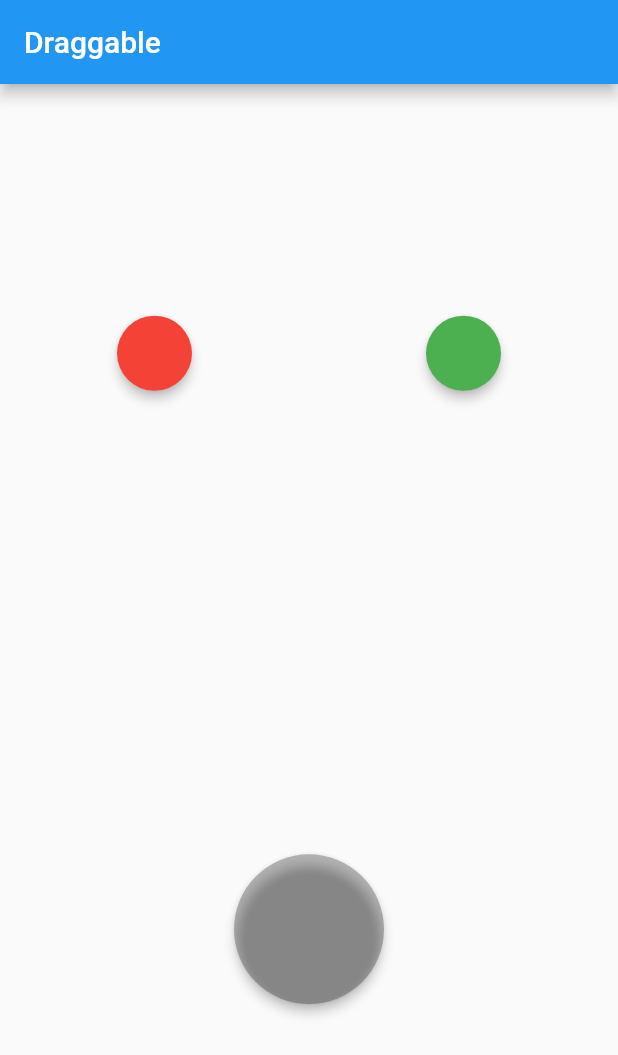
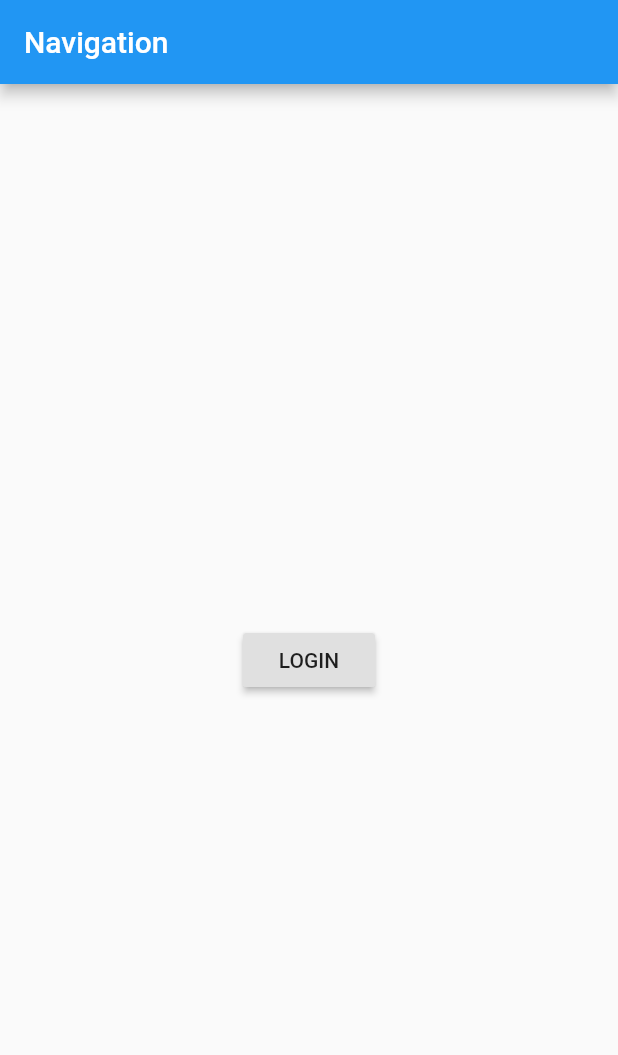
Before and after one commit to lewisccx/flutter_fundamental, a Flutter app: the screen it shows after launch, on a phone screen of 412 x 824 dp. Shown: the top 1055 px of the screen. Run offline on Flutter 3.47's test engine with Material 2 defaults, Android fonts, the light colour scheme and no system bars.

Commit message:
added navigation

```diff
--- /dev/null
+++ b/lib/detail.dart
@@ -0,0 +1,15 @@
+import 'package:flutter/material.dart';
+
+class DetailPage extends StatelessWidget {
+  @override
+  Widget build(BuildContext context) {
+    return Scaffold(
+      appBar: AppBar(title: Text("Detail Page"),),
+      body: Center(
+        child: RaisedButton(child: Text("BACK TO HOME PAGE"), onPressed: () {
+          Navigator.pop(context);
+        }),
+      ),
+    );
+  }
+}
--- /dev/null
+++ b/lib/home.dart
@@ -0,0 +1,22 @@
+import 'package:flutter/material.dart';
+import 'package:flutter_fundamental/detail.dart';
+
+class HomePage extends StatelessWidget {
+  @override
+  Widget build(BuildContext context) {
+    return Scaffold(
+      appBar: AppBar(
+        title: Text("Main Page"),
+      ),
+      body: Center(
+        child: RaisedButton(
+            child: Text("GO TO SECOND PAGE"),
+            onPressed: () {
+              Navigator.push(context, MaterialPageRoute(builder: (context) {
+                return DetailPage();
+              }));
+            }),
+      ),
+    );
+  }
+}
--- /dev/null
+++ b/lib/login.dart
@@ -0,0 +1,17 @@
+import 'package:flutter/material.dart';
+import 'package:flutter_fundamental/home.dart';
+
+class LoginPage extends StatelessWidget {
+  @override
+  Widget build(BuildContext context) {
+    return Scaffold(
+      body: Center(
+        child: RaisedButton(child: Text("LOGIN"), onPressed: () {
+          Navigator.pushReplacement(context, MaterialPageRoute(builder: (context){
+                return HomePage();
+          }));
+        }),
+      ),
+    );
+  }
+}
--- a/lib/main.dart
+++ b/lib/main.dart
@@ -1,4 +1,5 @@
 import 'package:flutter/material.dart';
+import 'package:flutter_fundamental/login.dart';
 
 void main() {
   runApp(MyApp());
@@ -10,113 +11,16 @@ class MyApp extends StatefulWidget {
 }
 
 class _MyAppState extends State<MyApp> {
-  Color color1 = Colors.red;
-  Color color2 = Colors.green;
-  Color targetColor = Colors.brown;
-  bool isAccepted = false;
+
 
   @override
   Widget build(BuildContext context) {
     return MaterialApp(
         home: Scaffold(
       appBar: AppBar(
-        title: Text("Draggable"),
+        title: Text("Navigation"),
       ),
-      body: Column(
-        mainAxisAlignment: MainAxisAlignment.spaceAround,
-        children: [
-          Row(mainAxisAlignment: MainAxisAlignment.spaceAround, children: [
-            Draggable<Color>(
-              data: color1,
-              child: SizedBox(
-                width: 50,
-                height: 50,
-                child: Material(
-                  color: color1,
-                  shape: StadiumBorder(),
-                  elevation: 3,
-                ),
-              ),
-              childWhenDragging: SizedBox(
-                width: 50,
-                height: 50,
-                child: Material(
-                  color: Colors.grey,
-                  shape: StadiumBorder(),
-                  elevation: 0,
-                ),
-              ),
-              feedback: SizedBox(
-                width: 50,
-                height: 50,
-                child: Material(
-                  color: color1.withOpacity(0.8),
-                  shape: StadiumBorder(),
-                  elevation: 3,
-                ),
-              ),
-            ),
-            Draggable<Color>(
-              data: color2,
-              child: SizedBox(
-                width: 50,
-                height: 50,
-                child: Material(
-                  color: color2,
-                  shape: StadiumBorder(),
-                  elevation: 3,
-                ),
-              ),
-              childWhenDragging: SizedBox(
-                width: 50,
-                height: 50,
-                child: Material(
-                  color: Colors.grey,
-                  shape: StadiumBorder(),
-                  elevation: 0,
-                ),
-              ),
-              feedback: SizedBox(
-                width: 50,
-                height: 50,
-                child: Material(
-                  color: color2.withOpacity(0.8),
-                  shape: StadiumBorder(),
-                  elevation: 3,
-                ),
-              ),
-            ),
-          ]),
-          DragTarget<Color>(
-              onWillAccept: (value) => true,
-              onAccept: (value) {
-                isAccepted = true;
-                targetColor = value;
-                debugPrint(value.toString());
-              },
-              builder: (context, candidates, rejected) {
-                return (isAccepted)
-                    ? SizedBox(
-                        width: 100,
-                        height: 100,
-                        child: Material(
-                          color: targetColor,
-                          shape: StadiumBorder(),
-                          elevation: 3,
-                        ),
-                      )
-                    : SizedBox(
-                        width: 100,
-                        height: 100,
-                        child: Material(
-                          color: Colors.black26,
-                          shape: StadiumBorder(),
-                          elevation: 3,
-                        ),
-                      );
-              })
-        ],
-      ),
+      body: LoginPage(),
     ));
   }
 }
```
